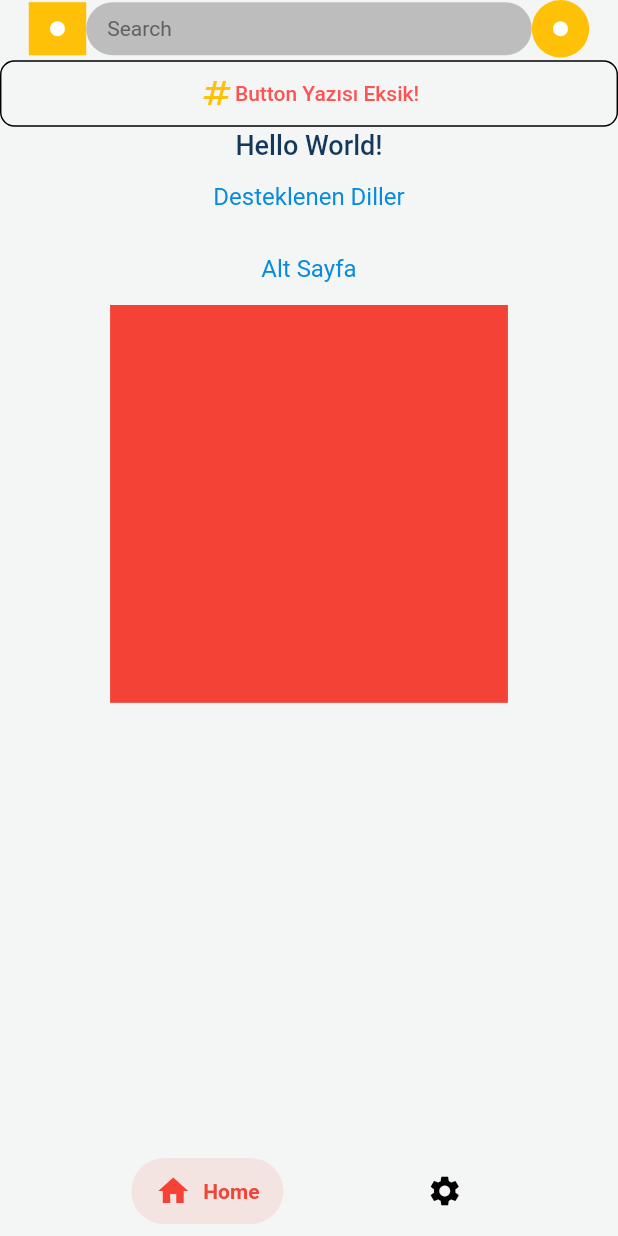
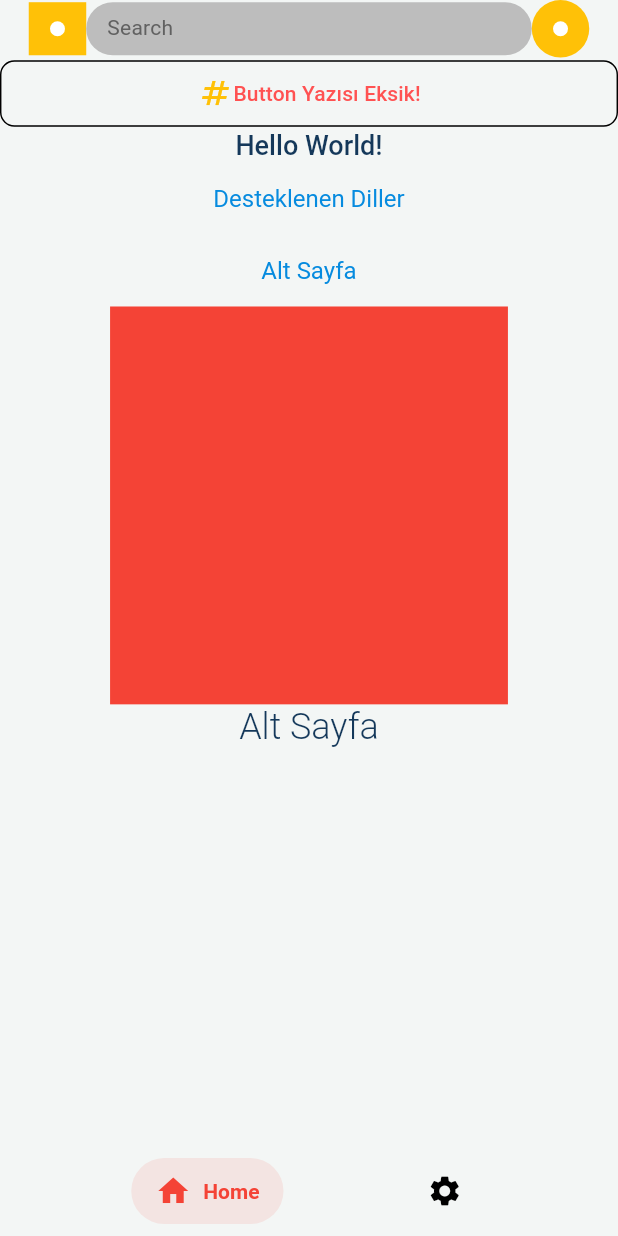
Before and after one commit to obenkucuk/one_ring_to_rule_them_all, a Flutter app: the screen it shows after launch, after a tap on "Login with Google", on a phone screen of 412 x 824 dp. Run offline on Flutter 3.47's test engine with Material 2 defaults, Android fonts, the phone set to English and light mode, and no system bars; our stand-ins replace auto_route, get, shared_preferences; generated files the repository leaves out were written again; statements that could not run were skipped.

Commit message:
değişiklik

```diff
--- a/lib/core/splash_screen/view/splash_view.dart
+++ b/lib/core/splash_screen/view/splash_view.dart
@@ -17,12 +17,11 @@ class SplashView extends GetView<SplashController> {
           key: key,
           color: Colors.redAccent,
           width: 200.w,
-          child: AspectRatio(
+          child: const AspectRatio(
             aspectRatio: 1,
             child: FittedBox(
               child: Text(
                 "Splash Ekranı",
-                style: TextStylesX(context).s24W300,
               ),
             ),
           ),
--- a/lib/main.dart
+++ b/lib/main.dart
@@ -21,7 +21,6 @@ class MyApp extends StatelessWidget {
   @override
   Widget build(BuildContext context) {
     Get.lazyPut(() => SettingsController());
-
     MediaQueryX.setScreenSize(context);
 
     return StreamBuilder<ThemeMode>(
--- a/lib/main_screen.dart
+++ b/lib/main_screen.dart
@@ -1,7 +1,8 @@
 import 'package:auto_route/auto_route.dart';
 import 'package:base_application/components/navigation_bar/salomon_bottom_bar.dart';
+import 'package:base_application/screens/main_screen/settings_screen/controller/settings_controller.dart';
 import 'package:flutter/material.dart';
-
+import 'package:get/get.dart';
 import 'routes/router.gr.dart';
 
 class MainScreen extends StatelessWidget {
@@ -12,6 +13,7 @@ class MainScreen extends StatelessWidget {
     const List<PageRouteInfo<dynamic>> routes = [HomeRouter(), SettingsRouter()];
 
     return AutoTabsScaffold(
+      key: Get.find<SettingsController>().mainScreenKey,
       routes: routes,
       bottomNavigationBuilder: (context, tabsRouter) => SalomonBottomBar(
         currentIndex: tabsRouter.activeIndex,
--- a/lib/screens/main_screen/home_screen/view/home_view.dart
+++ b/lib/screens/main_screen/home_screen/view/home_view.dart
@@ -53,7 +53,8 @@ class HomeView extends GetView<HomeController> {
                         child: Container(color: Theme.of(context).primaryColor),
                       ),
                     ),
-                  )
+                  ),
+                  Text("Alt Sayfa", style: oben),
                 ],
               ),
             ),
--- a/lib/screens/main_screen/settings_screen/controller/settings_controller.dart
+++ b/lib/screens/main_screen/settings_screen/controller/settings_controller.dart
@@ -11,10 +11,10 @@ import '../../../../core/shared_preferences_x.dart';
 enum StorageKeys { appLocalization, appThemeMode }
 
 class SettingsController extends GetxController {
-  final globalAppKey = GlobalKey();
+  final GlobalKey globalAppKey = GlobalKey();
+
+  final GlobalKey mainScreenKey = GlobalKey();
   final snackbarKey = GlobalKey<ScaffoldMessengerState>();
-
-  Rx<BuildContext> get context => Rx(globalAppKey.currentContext!);
 
   // internet bağlantısını birden fazla kontrol etmemek için
   RxBool isNetworkChecking = false.obs;
--- a/lib/theme/text_style.dart
+++ b/lib/theme/text_style.dart
@@ -1,9 +1,9 @@
+// final settings = Get.find<SettingsController>();
+// BuildContext get context => settings.appGlobalKey.currentContext!;
+
 import 'package:base_application/screens/main_screen/settings_screen/controller/settings_controller.dart';
 import 'package:flutter/material.dart';
 import 'package:get/get.dart';
-
-// final settings = Get.find<SettingsController>();
-// BuildContext get context => settings.appGlobalKey.currentContext!;
 
 class TextStylesX {
   final BuildContext context;
@@ -66,3 +66,8 @@ class TextStylesX {
   TextStyle get s24W600 => Theme.of(context).textTheme.headline6!.copyWith(fontWeight: FontWeight.w600);
   TextStyle get s24W700 => Theme.of(context).textTheme.headline6!.copyWith(fontWeight: FontWeight.w700);
 }
+
+TextStyle get oben => Theme.of(Get.find<SettingsController>().mainScreenKey.currentContext!)
+    .textTheme
+    .headline6!
+    .copyWith(fontWeight: FontWeight.w300);
--- a/lib/theme/theme_data_dark.dart
+++ b/lib/theme/theme_data_dark.dart
@@ -3,7 +3,7 @@ import 'dart:ui';
 import 'package:base_application/theme/app_colors.dart';
 import 'package:flutter/material.dart';
 
-ThemeData darkTheme = ThemeData.dark().copyWith(
+ThemeData darkTheme = ThemeData(
   brightness: Brightness.dark,
   useMaterial3: true,
   selectedRowColor: AppColors.textDarkTheme,
--- a/lib/theme/theme_data_light.dart
+++ b/lib/theme/theme_data_light.dart
@@ -4,7 +4,7 @@
 import 'package:base_application/theme/app_colors.dart';
 import 'package:flutter/material.dart';
 
-ThemeData lightTheme = ThemeData.light().copyWith(
+ThemeData lightTheme = ThemeData(
   brightness: Brightness.light,
   useMaterial3: true,
   selectedRowColor: AppColors.textDarkTheme,
```
Also changed, not shown: 1 other file.
